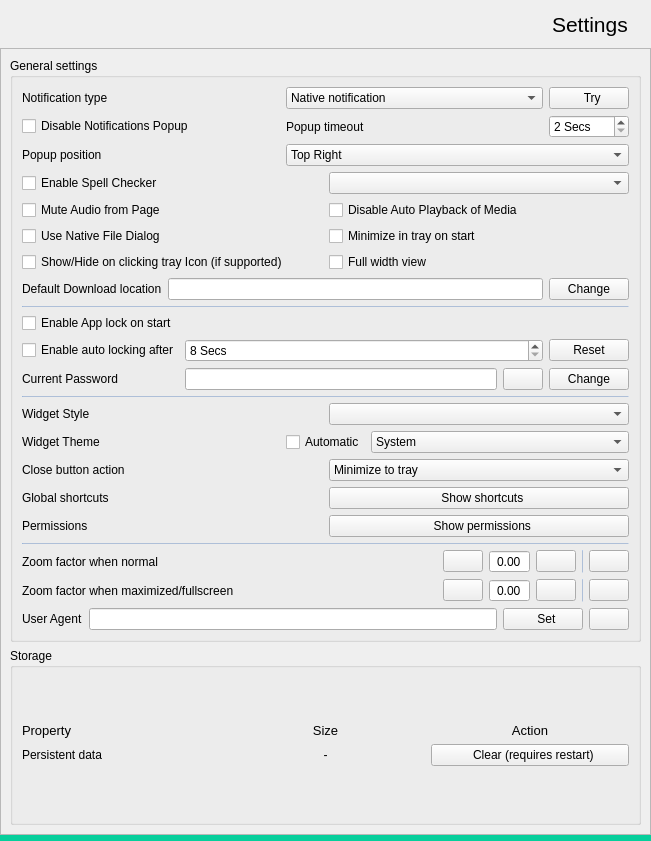
Qt form src/settingswidget.ui (wrp1979/whatsapp) before a commit.
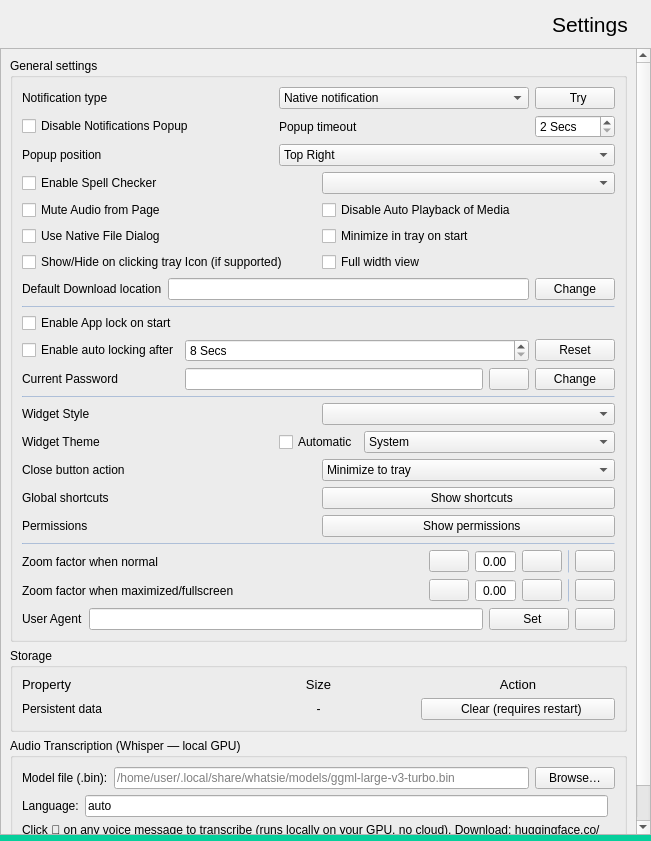
The same form after that commit. Icons and pictures are not drawn.

Commit message:
feat(transcription-ui): inject audio transcriber button into WhatsApp Web and add settings UI
JS injection detects audio/PTT players and adds a transcribe button.
On click: fetches blob -> base64 -> QWebChannel -> C++. Cert error logging
added to webenginepage. Settings UI gains whisper model path + language fields.

```diff
--- a/src/settingswidget.ui
+++ b/src/settingswidget.ui
@@ -1060,6 +1060,87 @@
          </layout>
         </widget>
        </item>
+       <item>
+        <widget class="QGroupBox" name="groupBoxTranscription">
+         <property name="title">
+          <string>Audio Transcription (Whisper — local GPU)</string>
+         </property>
+         <layout class="QVBoxLayout" name="verticalLayoutTranscription">
+          <item>
+           <layout class="QHBoxLayout" name="hLayoutWhisperModel">
+            <item>
+             <widget class="QLabel" name="labelWhisperModel">
+              <property name="text">
+               <string>Model file (.bin):</string>
+              </property>
+             </widget>
+            </item>
+            <item>
+             <widget class="QLineEdit" name="whisperModelPathEdit">
+              <property name="placeholderText">
+               <string>/home/user/.local/share/whatsie/models/ggml-large-v3-turbo.bin</string>
+              </property>
+              <property name="toolTip">
+               <string>Path to a GGML Whisper model file. Download from https://huggingface.co/ggerganov/whisper.cpp</string>
+              </property>
+             </widget>
+            </item>
+            <item>
+             <widget class="QPushButton" name="whisperModelBrowseBtn">
+              <property name="text">
+               <string>Browse…</string>
+              </property>
+              <property name="maximumWidth">
+               <number>80</number>
+              </property>
+             </widget>
+            </item>
+           </layout>
+          </item>
+          <item>
+           <layout class="QHBoxLayout" name="hLayoutWhisperLang">
+            <item>
+             <widget class="QLabel" name="labelWhisperLang">
+              <property name="text">
+               <string>Language:</string>
+              </property>
+             </widget>
+            </item>
+            <item>
+             <widget class="QLineEdit" name="whisperLangEdit">
+              <property name="text">
+               <string>auto</string>
+              </property>
+              <property name="maximumWidth">
+               <number>80</number>
+              </property>
+              <property name="toolTip">
+               <string>Language code (e.g. pt, en, es) or "auto" for automatic detection.</string>
+              </property>
+             </widget>
+            </item>
+            <item>
+             <spacer name="spacerWhisperLang">
+              <property name="orientation">
+               <enum>Qt::Horizontal</enum>
+              </property>
+             </spacer>
+            </item>
+           </layout>
+          </item>
+          <item>
+           <widget class="QLabel" name="labelWhisperHint">
+            <property name="text">
+             <string>Click 📝 on any voice message to transcribe (runs locally on your GPU, no cloud). Download: huggingface.co/ggerganov/whisper.cpp</string>
+            </property>
+            <property name="wordWrap">
+             <bool>true</bool>
+            </property>
+           </widget>
+          </item>
+         </layout>
+        </widget>
+       </item>
       </layout>
      </widget>
     </widget>
```
The commit also changes 3 other files.
